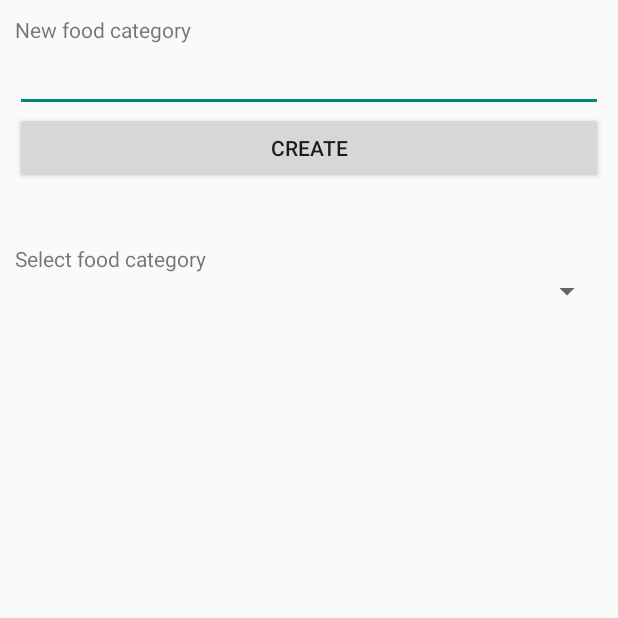
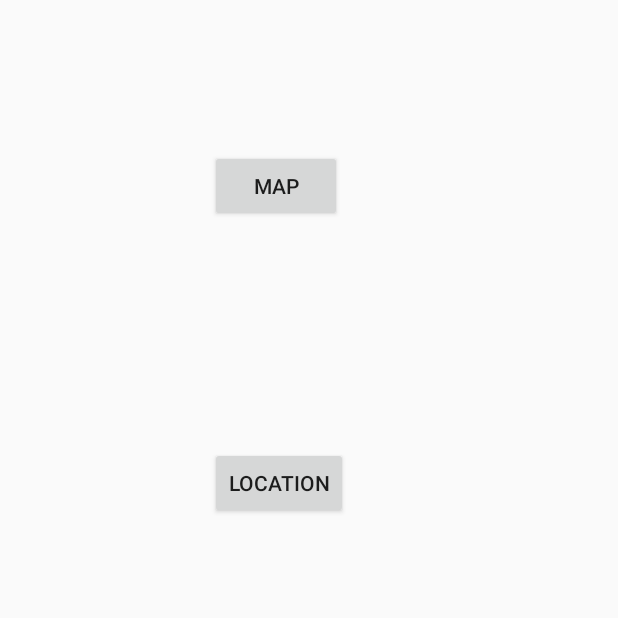
Before and after one commit to CillinL94/info.androidhive.spinnermysql, an Android app: the screen it shows after launch (MainActivity before the commit, MainMenu after it), on a phone screen of 412 x 824 dp, the top half of it. Run offline under Robolectric (Android 15) with nearby library versions, the phone set to English and light mode, and no system bars.

Commit message:
Connecting the Map and Location activity

```diff
--- a/app/src/main/java/com/example/cillin/infoandroidhivespinnermysql/MainActivity.java
+++ b/app/src/main/java/com/example/cillin/infoandroidhivespinnermysql/MainActivity.java
@@ -2,6 +2,7 @@ package com.example.cillin.infoandroidhivespinnermysql;
 
 import java.util.ArrayList;
 import java.util.List;
+import java.util.StringTokenizer;
 
 import org.apache.http.NameValuePair;
 import org.apache.http.message.BasicNameValuePair;
@@ -22,12 +23,15 @@ import android.widget.Button;
 import android.widget.Spinner;
 import android.widget.TextView;
 import android.widget.Toast;
+import android.content.Intent;
 
 public class MainActivity extends Activity implements OnItemSelectedListener {
 
     private Button btnAddNewCategory;
     private TextView txtCategory;
-    private Spinner spinnerFood;
+    public Spinner spinnerFood;
+    //public String spinnerValue;
+
     // array list for spinner adapter
     private ArrayList<Category> categoriesList;
     ProgressDialog pDialog;
@@ -79,7 +83,7 @@ public class MainActivity extends Activity implements OnItemSelectedListener {
     /**
      * Adding spinner data
      * */
-    private void populateSpinner() {
+    public void populateSpinner() {
         List<String> lables = new ArrayList<String>();
 
         txtCategory.setText("");
@@ -87,6 +91,7 @@ public class MainActivity extends Activity implements OnItemSelectedListener {
         for (int i = 0; i < categoriesList.size(); i++) {
             lables.add(categoriesList.get(i).getName());
         }
+
 
         // Creating adapter for spinner
         ArrayAdapter<String> spinnerAdapter = new ArrayAdapter<String>(this,
@@ -98,7 +103,11 @@ public class MainActivity extends Activity implements OnItemSelectedListener {
 
         // attaching data adapter to spinner
         spinnerFood.setAdapter(spinnerAdapter);
+
+        //String text = spinnerFood.getSelectedItem().toString();
+
     }
+
 
     /**
      * Async task to get all food categories
@@ -155,7 +164,6 @@ public class MainActivity extends Activity implements OnItemSelectedListener {
                 pDialog.dismiss();
             populateSpinner();
         }
-
     }
 
     /**
@@ -240,6 +248,11 @@ public class MainActivity extends Activity implements OnItemSelectedListener {
                 parent.getItemAtPosition(position).toString() + " Selected" ,
                 Toast.LENGTH_LONG).show();
 
+        Intent intent = new Intent(MainActivity.this, Map.class);
+        String text = spinnerFood.getSelectedItem().toString();
+        intent.putExtra("SPINNER_KEY", text);
+        startActivity(intent);
+
     }
 
     @Override
--- /dev/null
+++ b/app/src/main/java/com/example/cillin/infoandroidhivespinnermysql/MainMenu.java
@@ -0,0 +1,50 @@
+package com.example.cillin.infoandroidhivespinnermysql;
+
+import android.app.Activity;
+import android.content.Intent;
+import android.os.Bundle;
+import android.view.View;
+import android.widget.Button;
+
+/**
+ * Created by cillin on 06/07/2015.
+ */
+public class MainMenu extends Activity
+{
+    public void onCreate(Bundle savedInstanceState)
+    {
+        super.onCreate(savedInstanceState);
+
+        //This page layout is located in the mainmenu XML file
+        //SetContentView links a Java file, to its XML file for the layout
+        setContentView(R.layout.mainmenu);
+
+        Button themap = (Button)findViewById(R.id.map);
+        themap.setOnClickListener(new View.OnClickListener() {
+            @Override
+            public void onClick(View v) {
+                //This button is linked to the map page
+                Intent i = new Intent(MainMenu.this, Map.class);
+
+                //Activating the intent
+                startActivity(i);
+            }
+        });
+
+        //Second button on the list
+        //Addpub button that has been created in the add XML file
+        Button thelocation = (Button)findViewById(R.id.location);
+        thelocation.setOnClickListener(new View.OnClickListener()
+        {
+            @Override
+            public void onClick(View v)
+            {
+                //This button is linked to the location page
+                Intent i = new Intent(MainMenu.this, MainActivity.class);
+
+                //Activating the intent
+                startActivity(i);
+            }
+        });
+    }
+}
--- /dev/null
+++ b/app/src/main/res/layout/mainmenu.xml
@@ -0,0 +1,22 @@
+<?xml version="1.0" encoding="utf-8"?>
+<LinearLayout xmlns:android="http://schemas.android.com/apk/res/android"
+    android:orientation="vertical" android:layout_width="match_parent"
+    android:layout_height="match_parent">
+
+    <Button
+    android:id="@+id/map"
+    android:layout_width="wrap_content"
+    android:layout_height="wrap_content"
+    android:layout_marginLeft="140dp"
+    android:layout_marginTop="100dp"
+    android:text="MAP" />
+
+    <Button
+        android:id="@+id/location"
+        android:layout_width="wrap_content"
+        android:layout_height="wrap_content"
+        android:layout_marginLeft="140dp"
+        android:layout_marginTop="150dp"
+        android:text="LOCATION" />
+
+</LinearLayout>
--- a/app/src/main/res/values/strings.xml
+++ b/app/src/main/res/values/strings.xml
@@ -3,4 +3,9 @@
 
     <string name="hello_world">Hello world!</string>
     <string name="action_settings">Settings</string>
+    <string name="map">Locations</string>
+    <string name="lewislocation">Lewis is in: </string>
+    <string name="text"> %s </string>
+
+
 </resources>
```
Also changed, not shown: app/src/main/AndroidManifest.xml (+14 -0 lines), app/src/main/java/com/example/cillin/infoandroidhivespinnermysql/Map.java (added, +57 -0 lines), app/src/main/res/layout/map.xml (added, +37 -0 lines), app/src/main/res/drawable/map_image.png (added), app/src/main/res/mipmap-hdpi/map_image.png (added), app/src/main/res/mipmap-mdpi/map_image.png (added), app/src/main/res/mipmap-xhdpi/map_image.png (added), app/src/main/res/mipmap-xxhdpi/map_image.png (added), app/src/main/res/mipmap-xxxhdpi/map_image.png (added).
